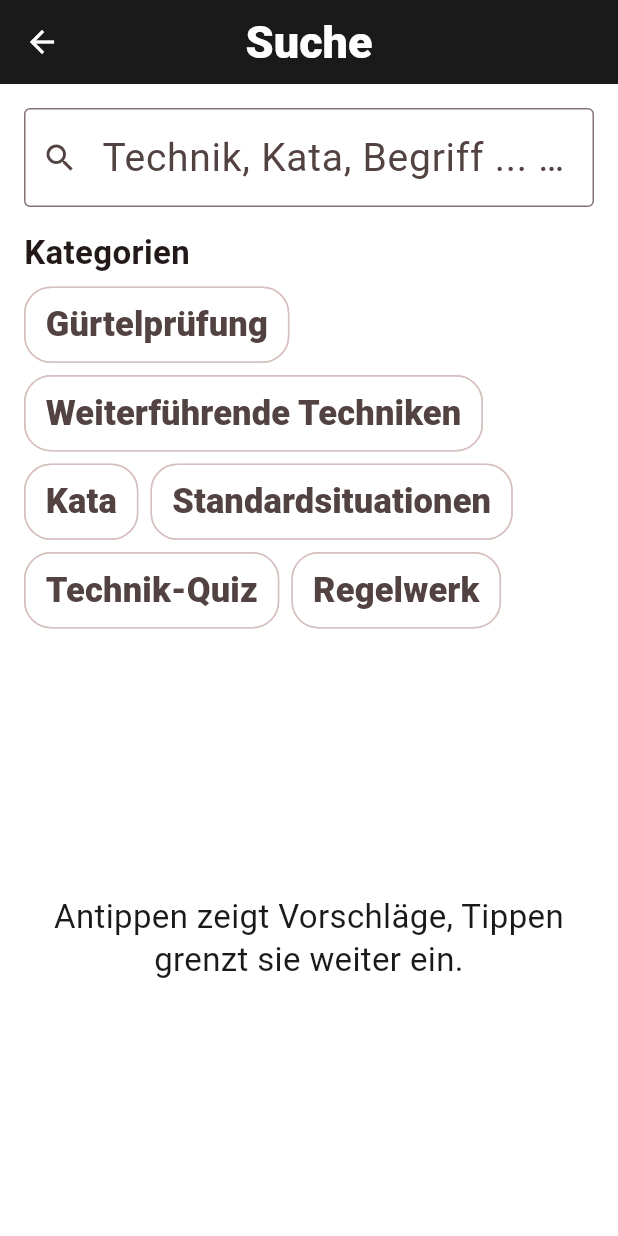
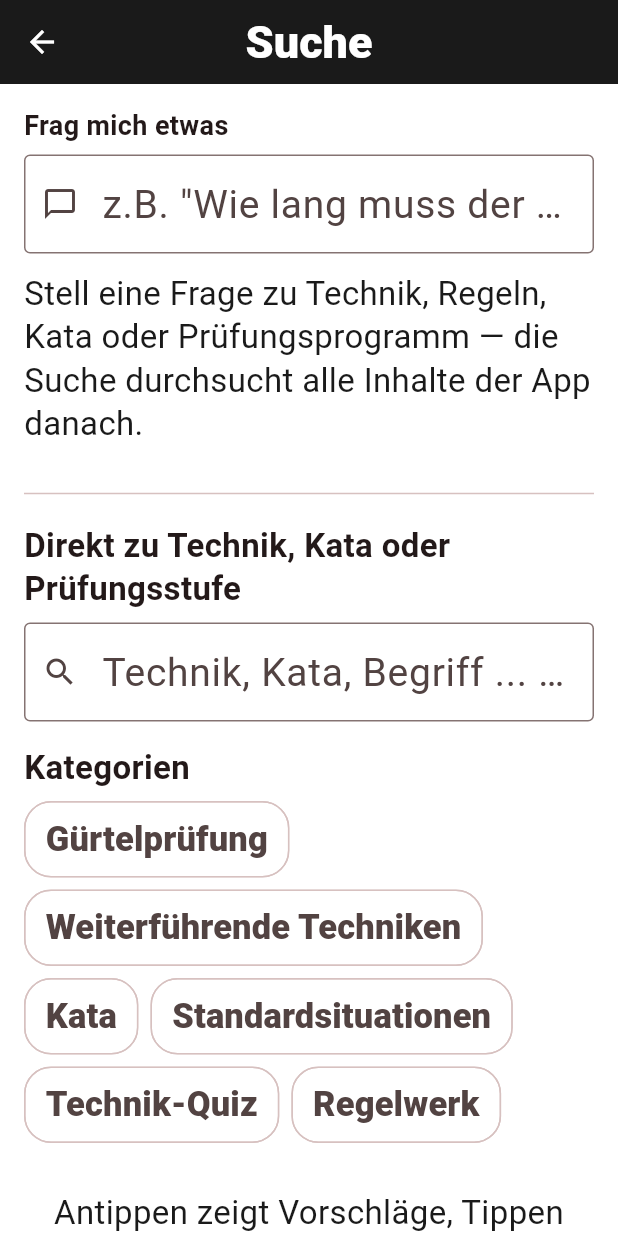
Before and after one commit to emiliosalomon/Judo-App, a Flutter app: the SearchScreen screen opened directly, on a phone screen of 412 x 824 dp. Run offline on Flutter 3.47's test engine with Material 3 defaults, Android fonts, the phone set to English and light mode, and no system bars; our stand-ins replace audioplayers, cloud_firestore, firebase_auth, firebase_core, image_picker, shared_preferences; missing offline and left inert: dart:html; accounts and stored records are empty.

Commit message:
Suche: lokale KI-Frage-Antwort-Funktion ergaenzt
Neuer Bereich "Frag mich etwas" oben auf der Suchseite: Freitext-Fragen
werden lokal (ohne Server/API) gegen alle vorhandenen App-Inhalte
abgeglichen (Kyu-Theoriefragen, Regelwerk, Kata, Standardsituationen,
Technik-Uebersetzungen) und die beste Antwort direkt angezeigt, samt
Link zur ausfuehrlichen Quelle wo vorhanden. Toleriert Tippfehler bei
Umlauten (z.B. "guertel" vs. "Gürtel") und ignoriert Fuellwoerter wie
"was"/"wie"/"der". Die bisherige Direktsprung-Suche (Autocomplete zu
Technik/Kata/Pruefungsstufe) bleibt als zweiter Bereich erhalten.

```diff
--- a/lib/l10n/strings.dart
+++ b/lib/l10n/strings.dart
@@ -137,6 +137,21 @@ class AppStrings {
   static const searchEmptyState =
       'Antippen zeigt Vorschläge, Tippen grenzt sie weiter ein.';
 
+  // KI-Frage-Antwort-Suche (durchsucht lokal alle App-Inhalte, ohne Server)
+  static const aiSearchSectionTitle = 'Frag mich etwas';
+  static const aiSearchHint =
+      'z.B. "Wie lang muss der Gürtel sein?" oder "Was ist Kuzushi?"';
+  static const aiSearchEmptyState =
+      'Stell eine Frage zu Technik, Regeln, Kata oder Prüfungsprogramm — '
+      'die Suche durchsucht alle Inhalte der App danach.';
+  static const aiSearchNoMatch =
+      'Dazu wurde in den App-Inhalten noch keine passende Antwort gefunden. '
+      'Versuch es mit anderen Begriffen oder nutze die Direktsuche weiter '
+      'unten.';
+  static const aiSearchSourcePrefix = 'Quelle: ';
+  static const aiSearchOpenSource = 'Mehr dazu ansehen';
+  static const quickJumpLabel = 'Direkt zu Technik, Kata oder Prüfungsstufe';
+
   // Technik-Medien (Bild + YouTube-Link)
   static const imageAttributionPrefix = 'Bild: ';
   static const couldNotOpenLink = 'Link konnte nicht geöffnet werden.';
--- /dev/null
+++ b/lib/models/qa_entry.dart
@@ -0,0 +1,34 @@
+/// Zu welchem Bildschirm ein [QaEntry] bei Bedarf weiterleiten kann, um
+/// mehr Kontext zu zeigen als die kurze Antwort auf der Suchseite selbst.
+enum QaTargetType { none, kyuGrade, rulesTopic, kata }
+
+/// Ein durchsuchbarer Frage-Antwort-Eintrag fuer die KI-Suche: buendelt
+/// Inhalte aus allen bestehenden Datenquellen (Kyu-Theoriefragen,
+/// Regelwerk, Kata, Standardsituationen, Technik-Uebersetzungen) in ein
+/// einheitliches Format, das per Volltext-Abgleich durchsucht werden kann
+/// (siehe qa_search.dart).
+class QaEntry {
+  final String question;
+  final String answer;
+  final String source;
+  final QaTargetType targetType;
+
+  /// Kyu-Nummer, wenn [targetType] == kyuGrade.
+  final int? kyuNumber;
+
+  /// RulesTopic-Id, wenn [targetType] == rulesTopic.
+  final String? rulesTopicId;
+
+  /// Kata-Name (Schluessel in judoKataInfos), wenn [targetType] == kata.
+  final String? kataName;
+
+  const QaEntry({
+    required this.question,
+    required this.answer,
+    required this.source,
+    this.targetType = QaTargetType.none,
+    this.kyuNumber,
+    this.rulesTopicId,
+    this.kataName,
+  });
+}
--- a/lib/screens/search_screen.dart
+++ b/lib/screens/search_screen.dart
@@ -1,15 +1,22 @@
 import 'package:flutter/material.dart';
+import '../data/dan_grades_data.dart';
 import '../data/kyu_grades_data.dart';
-import '../data/dan_grades_data.dart';
+import '../data/qa_index.dart';
+import '../data/qa_search.dart';
+import '../data/rules_data.dart';
 import '../data/search_index.dart';
 import '../data/search_normalize.dart';
 import '../l10n/strings.dart';
 import '../models/category.dart';
+import '../models/kata_info.dart';
+import '../models/qa_entry.dart';
 import '../models/search_entry.dart';
 import '../theme/judo_theme.dart';
 import 'dan_grade_detail_screen.dart';
+import 'kata_detail_screen.dart';
 import 'kata_screen.dart';
 import 'kyu_grade_detail_screen.dart';
+import 'rules_topic_detail_screen.dart';
 import 'techniques_screen.dart';
 
 class SearchScreen extends StatefulWidget {
@@ -21,6 +28,8 @@ class SearchScreen extends StatefulWidget {
 
 class _SearchScreenState extends State<SearchScreen> {
   final Set<String> _selectedCategoryIds = {};
+  final _aiController = TextEditingController();
+  List<QaMatch> _aiMatches = const [];
 
   // Anzahl Vorschlaege, die schon vor jeder Texteingabe angezeigt werden
   // (sobald das Suchfeld fokussiert wird), damit Nutzer nicht erst tippen
@@ -28,14 +37,50 @@ class _SearchScreenState extends State<SearchScreen> {
   static const _suggestionLimit = 8;
 
   @override
+  void dispose() {
+    _aiController.dispose();
+    super.dispose();
+  }
+
+  void _onAiQueryChanged(String query) {
+    setState(() {
+      _aiMatches = searchQa(query, judoQaIndex);
+    });
+  }
+
+  @override
   Widget build(BuildContext context) {
     return Scaffold(
       appBar: AppBar(title: const Text(AppStrings.searchTitle)),
-      body: Padding(
+      body: ListView(
+        key: const ValueKey('searchScreenList'),
         padding: const EdgeInsets.all(16),
-        child: Column(
-          crossAxisAlignment: CrossAxisAlignment.start,
         children: [
+          const Text(
+            AppStrings.aiSearchSectionTitle,
+            style: TextStyle(fontWeight: FontWeight.bold, fontSize: 18),
+          ),
+          const SizedBox(height: 8),
+          TextField(
+            key: const ValueKey('aiSearchField'),
+            controller: _aiController,
+            onChanged: _onAiQueryChanged,
+            decoration: const InputDecoration(
+              hintText: AppStrings.aiSearchHint,
+              prefixIcon: Icon(Icons.chat_bubble_outline),
+              border: OutlineInputBorder(),
+            ),
+          ),
+          const SizedBox(height: 12),
+          _AiSearchResults(query: _aiController.text, matches: _aiMatches),
+          const SizedBox(height: 24),
+          const Divider(),
+          const SizedBox(height: 12),
+          const Text(
+            AppStrings.quickJumpLabel,
+            style: TextStyle(fontWeight: FontWeight.bold),
+          ),
+          const SizedBox(height: 8),
           Autocomplete<SearchEntry>(
             displayStringForOption: (entry) => entry.title,
             optionsBuilder: (textEditingValue) {
@@ -57,6 +102,7 @@ class _SearchScreenState extends State<SearchScreen> {
             onSelected: (entry) => _openEntry(context, entry),
             fieldViewBuilder: (context, controller, focusNode, onSubmitted) {
               return TextField(
+                key: const ValueKey('quickJumpField'),
                 controller: controller,
                 focusNode: focusNode,
                 decoration: const InputDecoration(
@@ -117,17 +163,15 @@ class _SearchScreenState extends State<SearchScreen> {
             ],
           ),
           const SizedBox(height: 24),
-            const Expanded(
-              child: Center(
+          const Padding(
+            padding: EdgeInsets.symmetric(vertical: 8),
             child: Text(
               AppStrings.searchEmptyState,
               style: TextStyle(color: JudoColors.black),
               textAlign: TextAlign.center,
             ),
           ),
-            ),
         ],
-        ),
       ),
     );
   }
@@ -146,3 +190,102 @@ class _SearchScreenState extends State<SearchScreen> {
     Navigator.of(context).push(MaterialPageRoute(builder: (_) => screen));
   }
 }
+
+/// Zeigt die Treffer der KI-Frage-Antwort-Suche direkt auf der Suchseite an
+/// - keine Weiterleitung noetig, um die Antwort zu lesen.
+class _AiSearchResults extends StatelessWidget {
+  final String query;
+  final List<QaMatch> matches;
+
+  const _AiSearchResults({required this.query, required this.matches});
+
+  @override
+  Widget build(BuildContext context) {
+    if (query.trim().isEmpty) {
+      return const Text(
+        AppStrings.aiSearchEmptyState,
+        style: TextStyle(color: JudoColors.black),
+      );
+    }
+    if (matches.isEmpty) {
+      return const Text(
+        AppStrings.aiSearchNoMatch,
+        style: TextStyle(color: JudoColors.black),
+      );
+    }
+    return Column(
+      children: [
+        for (final match in matches) _AiSearchResultCard(entry: match.entry),
+      ],
+    );
+  }
+}
+
+class _AiSearchResultCard extends StatelessWidget {
+  final QaEntry entry;
+
+  const _AiSearchResultCard({required this.entry});
+
+  @override
+  Widget build(BuildContext context) {
+    final target = _resolveTarget(entry);
+    return Card(
+      child: Padding(
+        padding: const EdgeInsets.all(12),
+        child: Column(
+          crossAxisAlignment: CrossAxisAlignment.start,
+          children: [
+            Text(
+              entry.question,
+              style: const TextStyle(
+                fontWeight: FontWeight.bold,
+                color: JudoColors.red,
+              ),
+            ),
+            const SizedBox(height: 6),
+            Text(entry.answer),
+            const SizedBox(height: 8),
+            Text(
+              '${AppStrings.aiSearchSourcePrefix}${entry.source}',
+              style: Theme.of(context).textTheme.bodySmall,
+            ),
+            if (target != null) ...[
+              const SizedBox(height: 4),
+              Align(
+                alignment: Alignment.centerRight,
+                child: TextButton(
+                  onPressed: () => Navigator.of(
+                    context,
+                  ).push(MaterialPageRoute(builder: (_) => target)),
+                  child: const Text(AppStrings.aiSearchOpenSource),
+                ),
+              ),
+            ],
+          ],
+        ),
+      ),
+    );
+  }
+
+  Widget? _resolveTarget(QaEntry entry) {
+    switch (entry.targetType) {
+      case QaTargetType.kyuGrade:
+        final grade = judoKyuGrades.firstWhere((g) => g.kyu == entry.kyuNumber);
+        return KyuGradeDetailScreen(grade: grade);
+      case QaTargetType.rulesTopic:
+        final topic = judoRulesTopics.firstWhere(
+          (t) => t.id == entry.rulesTopicId,
+        );
+        return RulesTopicDetailScreen(topic: topic);
+      case QaTargetType.kata:
+        final info = judoKataInfos[entry.kataName];
+        if (info == null) return null;
+        final requiredForGrade = judoDanGrades
+            .firstWhere((g) => g.kata == entry.kataName)
+            .title;
+        return KataDetailScreen(info: info, requiredForGrade: requiredForGrade);
+      case QaTargetType.none:
+        return null;
+    }
+  }
+}
```
Also changed, not shown: lib/data/qa_index.dart (added, +90 -0 lines), lib/data/qa_search.dart (added, +151 -0 lines), 2 other files. Lines whose indentation alone changed are shown as unchanged.
